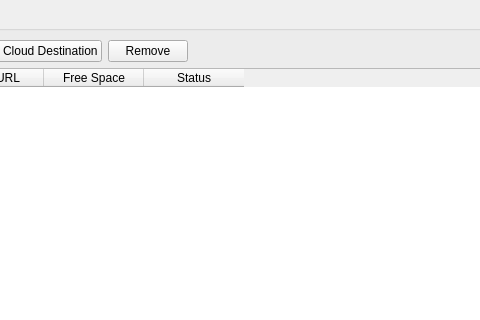
Old version of the form QT/AutomatedBackupFile/destinationtab.ui in the repository alimajidi62/Automate_Backup_File; both pictures show x 180 to 660 and y 0 to 320 of the 950 by 600 pixel window.
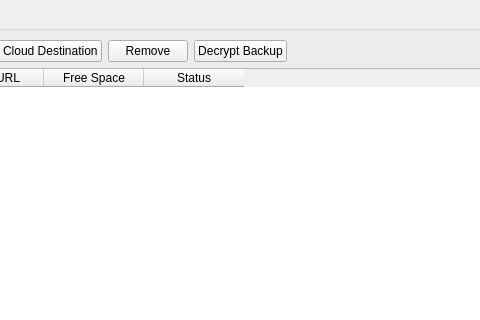
New version of the form.

Commit message: adding class to the project

```diff
--- a/QT/AutomatedBackupFile/destinationtab.ui
+++ b/QT/AutomatedBackupFile/destinationtab.ui
@@ -43,6 +43,13 @@
           </property>
          </widget>
         </item>
+        <item>
+         <widget class="QPushButton" name="btnDecryptBackup">
+          <property name="text">
+           <string>Decrypt Backup</string>
+          </property>
+         </widget>
+        </item>
         <item>
          <spacer name="horizontalSpacer_5">
           <property name="orientation">
```
The commit also changes 6 other files.
